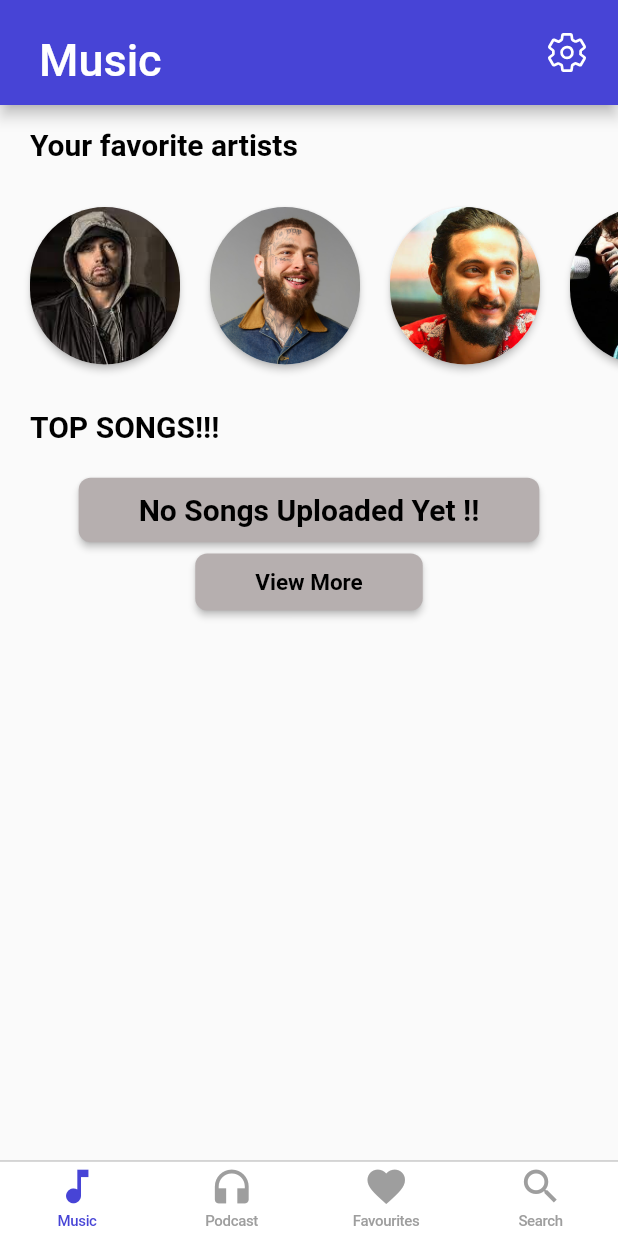
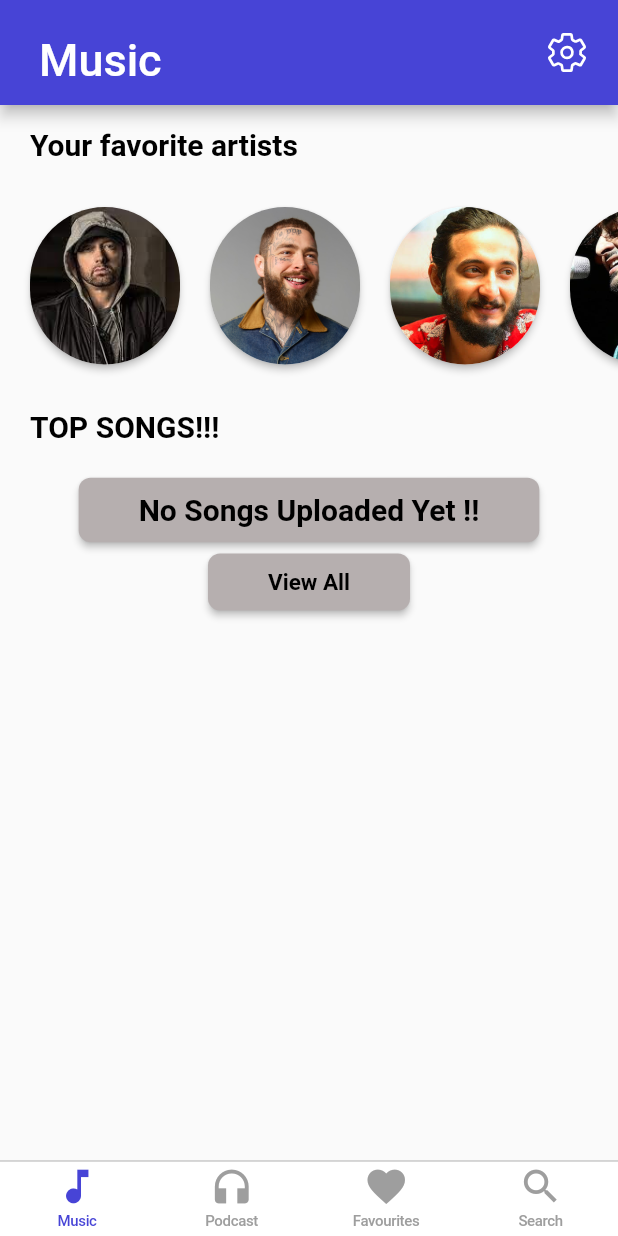
Before and after one commit to joppengeorge/RHYTHMPOD, a Flutter app: the screen it shows once a user with an empty profile is signed in, on a phone screen of 412 x 824 dp. Run offline on Flutter 3.47's test engine with Material 2 defaults, Android fonts, the light colour scheme and no system bars; our stand-ins replace animated_splash_screen, cloud_firestore, email_validator, file_picker, firebase_auth, firebase_core and 6 more; missing offline and left inert: miniplayer; accounts and stored records are empty.

Commit message:
Music Page sett with artist and top songs

```diff
--- a/lib/pages/index.dart
+++ b/lib/pages/index.dart
@@ -281,7 +281,7 @@ class MusicPageState extends State<MusicPage> {
                       padding: const EdgeInsets.symmetric(horizontal: 40, vertical: 10),
                     ),
                     child: const Text(
-                      "View More",
+                      "View All",
                       style: TextStyle(
                         fontSize: 15,
                         fontWeight: FontWeight.bold,
```
